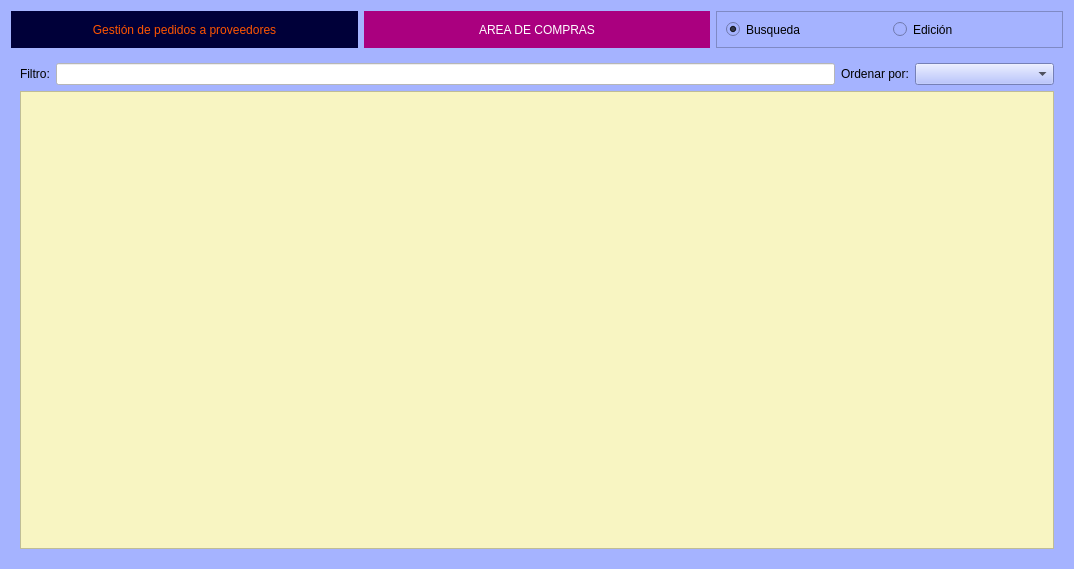
Old version of the form Zona_Compras/frmpedidosproveedor.ui in the repository arcnexus/RedFoX.
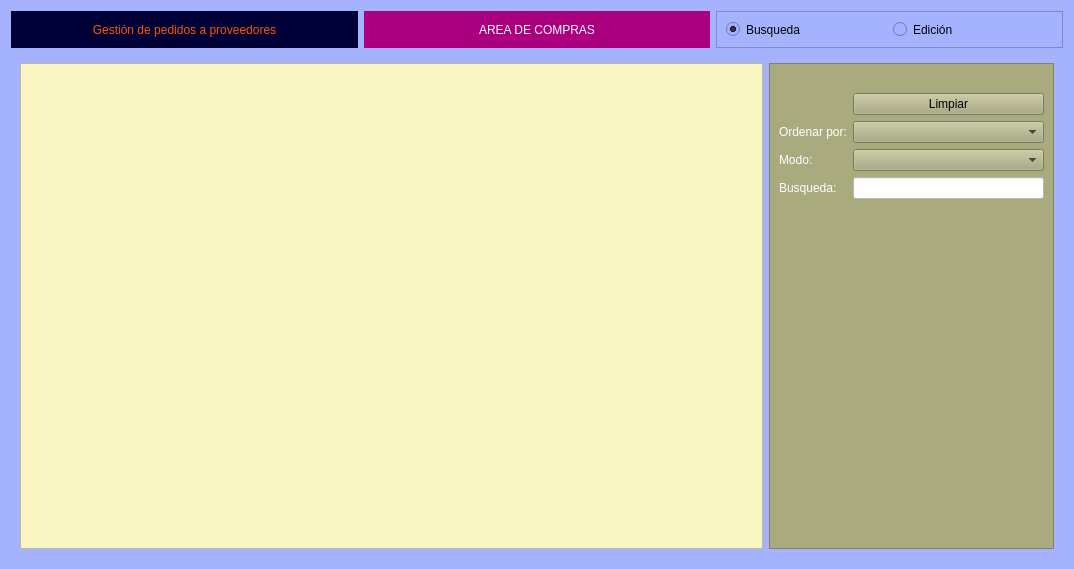
New version of the form. Icons and pictures are not drawn.

What changed in the file:
```diff
--- a/Zona_Compras/frmpedidosproveedor.ui
+++ b/Zona_Compras/frmpedidosproveedor.ui
@@ -2501,43 +2501,8 @@
       <zorder>frame_4</zorder>
      </widget>
      <widget class="QWidget" name="page_2">
-      <layout class="QGridLayout" name="gridLayout_13">
+      <layout class="QGridLayout" name="gridLayout_14">
        <item row="0" column="0">
-        <layout class="QHBoxLayout" name="horizontalLayout_10">
-         <item>
-          <widget class="QLabel" name="label_33">
-           <property name="text">
-            <string>Filtro:</string>
-           </property>
-          </widget>
-         </item>
-         <item>
-          <widget class="QLineEdit" name="txtBuscar">
-           <property name="styleSheet">
-            <string notr="true">background-color: rgb(255, 255, 255);</string>
-           </property>
-          </widget>
-         </item>
-         <item>
-          <widget class="QLabel" name="label_24">
-           <property name="text">
-            <string>Ordenar por:</string>
-           </property>
-          </widget>
-         </item>
-         <item>
-          <widget class="QComboBox" name="cboOrdenar_por">
-           <property name="minimumSize">
-            <size>
-             <width>139</width>
-             <height>0</height>
-            </size>
-           </property>
-          </widget>
-         </item>
-        </layout>
-       </item>
-       <item row="1" column="0">
         <widget class="QTableView" name="tabla">
          <property name="styleSheet">
           <string notr="true">alternate-background-color: rgb(255, 255, 255);
@@ -2563,6 +2528,111 @@
          </attribute>
         </widget>
        </item>
+       <item row="0" column="1">
+        <widget class="QFrame" name="frame_2">
+         <property name="maximumSize">
+          <size>
+           <width>285</width>
+           <height>16777215</height>
+          </size>
+         </property>
+         <property name="styleSheet">
+          <string notr="true">background-color: rgb(170, 170, 127);</string>
+         </property>
+         <property name="frameShape">
+          <enum>QFrame::StyledPanel</enum>
+         </property>
+         <property name="frameShadow">
+          <enum>QFrame::Raised</enum>
+         </property>
+         <layout class="QGridLayout" name="gridLayout_13">
+          <item row="4" column="0">
+           <widget class="QLabel" name="label_24">
+            <property name="styleSheet">
+             <string notr="true">color: rgb(255, 255, 255);</string>
+            </property>
+            <property name="text">
+             <string>Busqueda:</string>
+            </property>
+           </widget>
+          </item>
+          <item row="1" column="2">
+           <widget class="QPushButton" name="btnLimpiar">
+            <property name="text">
+             <string>Limpiar</string>
+            </property>
+            <property name="icon">
+             <iconset resource="../maya.qrc">
+              <normaloff>:/Icons/PNG/clean.png</normaloff>:/Icons/PNG/clean.png</iconset>
+            </property>
+           </widget>
+          </item>
+          <item row="2" column="0">
+           <widget class="QLabel" name="label_33">
+            <property name="styleSheet">
+             <string notr="true">color: rgb(255, 255, 255);</string>
+            </property>
+            <property name="text">
+             <string>Ordenar por:</string>
+            </property>
+           </widget>
+          </item>
+          <item row="5" column="0">
+           <spacer name="verticalSpacer_3">
+            <property name="orientation">
+             <enum>Qt::Vertical</enum>
+            </property>
+            <property name="sizeHint" stdset="0">
+             <size>
+              <width>20</width>
+              <height>40</height>
+             </size>
+            </property>
+           </spacer>
+          </item>
+          <item row="2" column="2">
+           <widget class="QComboBox" name="cboOrden">
+            <property name="minimumSize">
+             <size>
+              <width>120</width>
+              <height>0</height>
+             </size>
+            </property>
+           </widget>
+          </item>
+          <item row="4" column="2">
+           <widget class="QLineEdit" name="txtBuscar">
+            <property name="styleSheet">
+             <string notr="true">background-color: rgb(255, 255, 255);</string>
+            </property>
+           </widget>
+          </item>
+          <item row="3" column="0">
+           <widget class="QLabel" name="label_34">
+            <property name="styleSheet">
+             <string notr="true">color: rgb(255, 255, 255);</string>
+            </property>
+            <property name="text">
+             <string>Modo:</string>
+            </property>
+           </widget>
+          </item>
+          <item row="3" column="2">
+           <widget class="QComboBox" name="cboModo"/>
+          </item>
+          <item row="0" column="2">
+           <widget class="QLabel" name="label_35">
+            <property name="text">
+             <string/>
+            </property>
+            <property name="pixmap">
+             <pixmap resource="../maya.qrc">:/Icons/PNG/busca_filtra.png</pixmap>
+            </property>
+           </widget>
+          </item>
+         </layout>
+        </widget>
+       </item>
       </layout>
      </widget>
     </widget>
```
